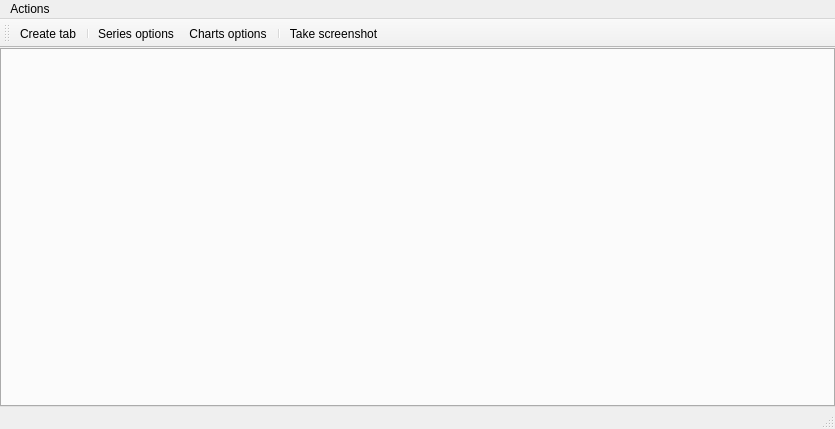
Before: the Qt Designer form GUI/Qt/UWatch.ui in aicommunity/Rdk, drawn with Qt 5.
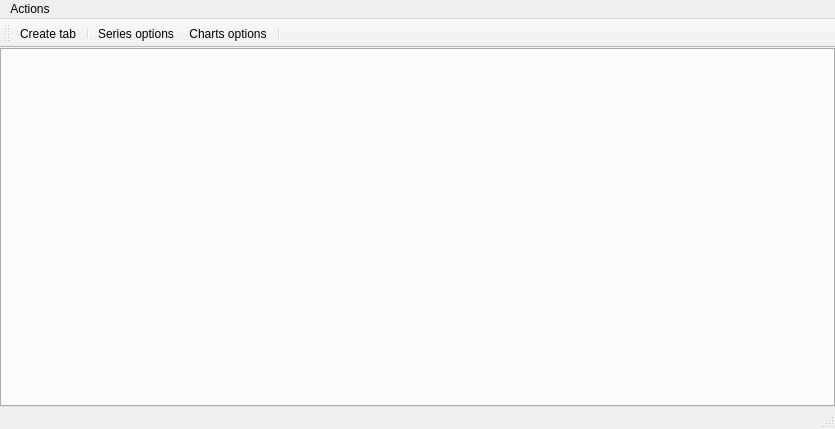
After: the same form once the commit is applied.

Commit message: Multiple selection forgotten file add take screenshot removed from UWatch added menu to chart (not works now)

The edit to the form file:
```diff
--- a/GUI/Qt/UWatch.ui
+++ b/GUI/Qt/UWatch.ui
@@ -90,7 +90,6 @@
    <addaction name="actionSeries_option"/>
    <addaction name="actionCharts_option"/>
    <addaction name="separator"/>
-   <addaction name="actionTake_screenshot"/>
   </widget>
   <action name="actionCreate_tab">
    <property name="text">
@@ -107,11 +106,6 @@
     <string>Charts options</string>
    </property>
   </action>
-  <action name="actionTake_screenshot">
-   <property name="text">
-    <string>Take screenshot</string>
-   </property>
-  </action>
  </widget>
  <resources/>
  <connections/>
```
Left out of the diff: 3 changed lines with no effect on the pictures. The commit also changes 5 other files.
